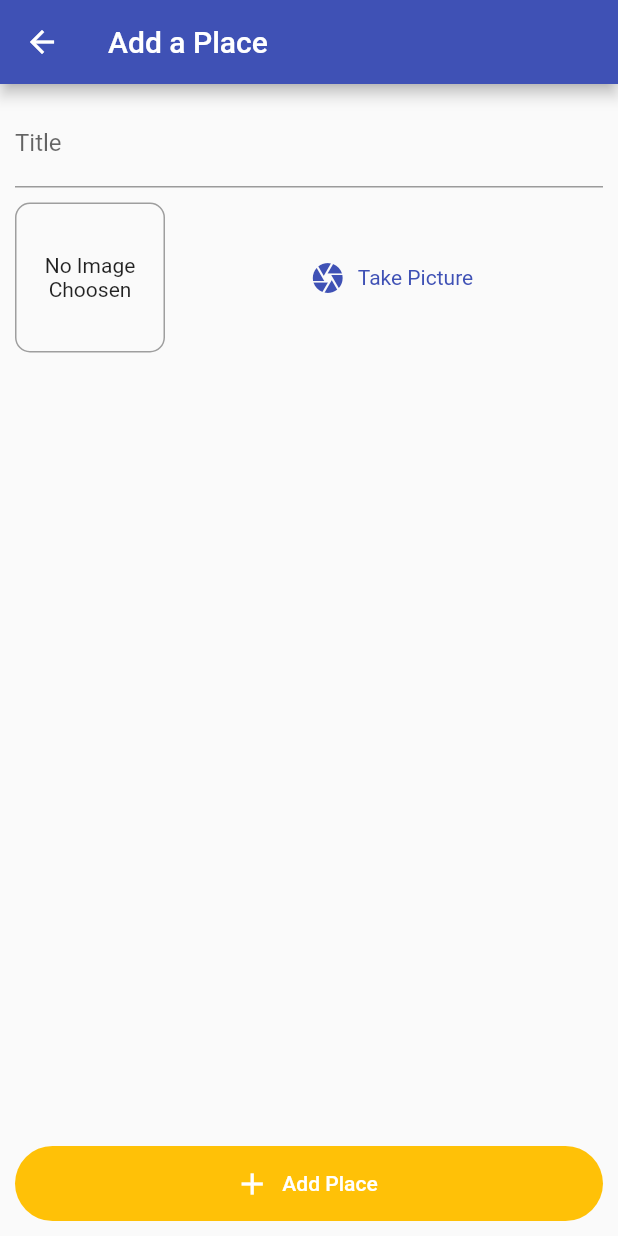
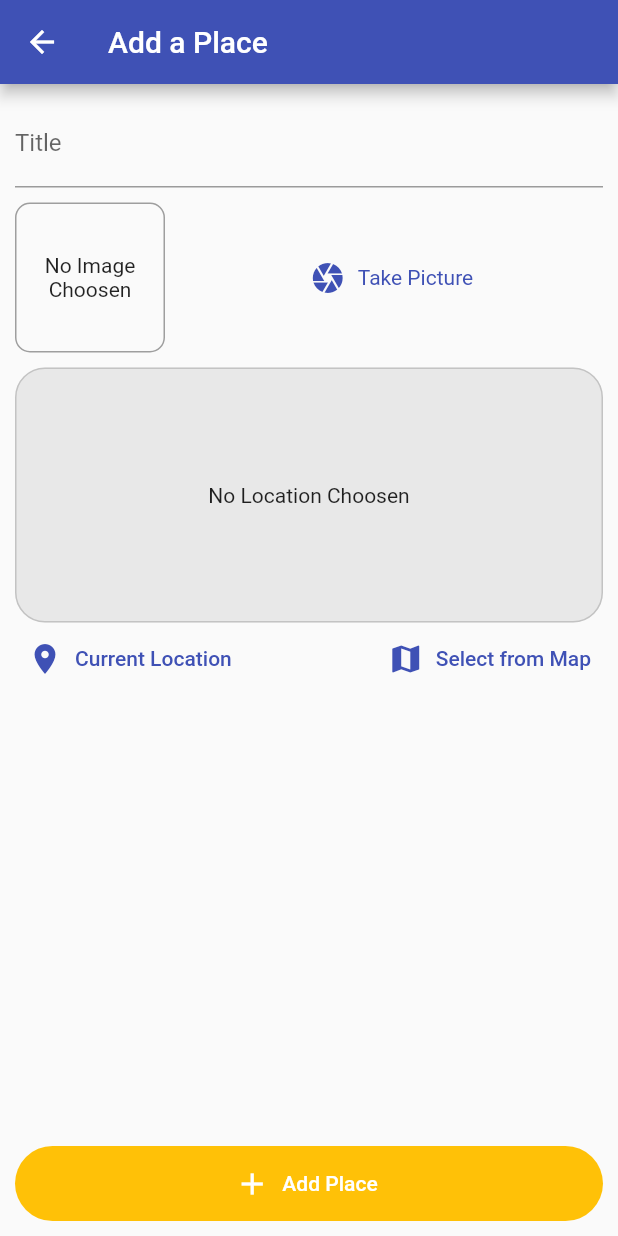
Before and after one commit to bkabhilash0/flutter_locations, a Flutter app: the screen it shows after launch, after a tap on the "add" icon, on a phone screen of 412 x 824 dp. Run offline on Flutter 3.47's test engine with Material 2 defaults, Android fonts, the phone set to English and light mode, and no system bars; our stand-ins replace google_maps_flutter, image_picker, location, sqflite; accounts and stored records are empty.

Commit message:
Added Google Map SDK

```diff
--- /dev/null
+++ b/lib/helpers/db_helper.dart
@@ -0,0 +1,24 @@
+import "package:sqflite/sqflite.dart" as sql;
+import "package:path/path.dart" as path;
+
+class DBHelper {
+  static Future<sql.Database> database() async {
+    final dbPath = await sql.getDatabasesPath();
+    return await sql.openDatabase(path.join(dbPath, 'places.db'),
+        onCreate: (db, version) {
+      return db.execute(
+          "CREATE TABLE user_places(id TEXT PRIMARY KEY,title TEXT,image TEXT)");
+    }, version: 1);
+  }
+
+  static Future<void> insert(String table, Map<String, Object> data) async {
+    final sqlDb = await DBHelper.database();
+    await sqlDb.insert(table, data,
+        conflictAlgorithm: sql.ConflictAlgorithm.replace);
+  }
+
+  static Future<List<Map<String, dynamic>>> getData(String table) async {
+    final sqlDb = await DBHelper.database();
+    return sqlDb.query(table);
+  }
+}
--- /dev/null
+++ b/lib/helpers/location_helper.dart
@@ -0,0 +1,19 @@
+import 'dart:convert';
+
+import "package:http/http.dart" as http;
+
+const GOOGLE_API_KEY = "AIzaSyDHE498wy9XNDr2zHh-ZMj2phtumbhH5fA";
+
+class LocationHelper {
+  static String generateLocationPreviewImage(
+      {required double latitude, required double longitude}) {
+    return "https://maps.googleapis.com/maps/api/staticmap?center=$latitude,$longitude&zoom=13&size=600x300&maptype=roadmap&markers=color:red%7Clabel:C%7C$latitude,$longitude&key=$GOOGLE_API_KEY";
+  }
+
+  static Future<String> getPlaceAddress(double lat, double lng) async {
+    final url = Uri.parse(
+        "https://maps.googleapis.com/maps/api/geocode/json?latlng=$lat,$lng&amp;key=$GOOGLE_API_KEY");
+    final response = await http.get(url);
+    return json.decode(response.body)['results'][0]["formatted_address"];
+  }
+}
--- a/lib/models/place.dart
+++ b/lib/models/place.dart
@@ -5,7 +5,7 @@ class PlaceLocation {
   final double longitude;
   final String? address;
 
-  PlaceLocation(
+  const PlaceLocation(
       {required this.latitude, required this.longitude, this.address});
 }
 
--- a/lib/providers/great_places.dart
+++ b/lib/providers/great_places.dart
@@ -1,13 +1,25 @@
 import 'dart:io';
-
 import 'package:flutter/material.dart';
 import 'package:native_features/models/place.dart';
+import "../helpers/db_helper.dart";
 
 class GreatPlaces with ChangeNotifier {
   List<Place> _items = [];
 
   List<Place> get items {
     return [..._items];
+  }
+
+  Future<void> fetchAndSetPlaces() async {
+    final dataList = await DBHelper.getData("user_places");
+    _items = dataList
+        .map((item) => Place(
+            id: item["id"],
+            title: item["title"],
+            location: null,
+            image: File(item["image"])))
+        .toList();
+    notifyListeners();
   }
 
   void addPlace(String title, File image) {
@@ -18,5 +30,10 @@ class GreatPlaces with ChangeNotifier {
         image: image);
     _items.add(newPlace);
     notifyListeners();
+    DBHelper.insert("user_places", {
+      'id': newPlace.id,
+      'title': newPlace.title,
+      'image': newPlace.image.path
+    });
   }
 }
--- a/lib/screens/add_place_screen.dart
+++ b/lib/screens/add_place_screen.dart
@@ -3,6 +3,7 @@ import 'dart:io';
 import 'package:flutter/material.dart';
 import 'package:native_features/providers/great_places.dart';
 import 'package:native_features/widgets/image_input.dart';
+import 'package:native_features/widgets/location_input.dart';
 import 'package:provider/provider.dart';
 
 class AddPlaceScreen extends StatefulWidget {
@@ -51,7 +52,9 @@ class _AddPlaceScreenState extends State<AddPlaceScreen> {
                   const SizedBox(height: 10.0),
                   ImageInput(
                     onSelectImage: _selectImage,
-                  )
+                  ),
+                  const SizedBox(height: 10.0),
+                  const LocationInput()
                 ],
               ),
             )),
--- a/lib/screens/places_list_screen.dart
+++ b/lib/screens/places_list_screen.dart
@@ -19,7 +19,15 @@ class PlacesListScreen extends StatelessWidget {
                 icon: const Icon(Icons.add))
           ],
         ),
-        body: Consumer<GreatPlaces>(
+        body: FutureBuilder(
+          future: Provider.of<GreatPlaces>(context, listen: false)
+              .fetchAndSetPlaces(),
+          builder: (ctx, snapshot) => snapshot.connectionState ==
+                  ConnectionState.waiting
+              ? const Center(
+                  child: CircularProgressIndicator(),
+                )
+              : Consumer<GreatPlaces>(
                   builder: (ctx, gplaces, ch) => gplaces.items.isEmpty
                       ? ch!
                       : ListView.builder(
@@ -28,7 +36,8 @@ class PlacesListScreen extends StatelessWidget {
                                 decoration: BoxDecoration(
                                     border: Border(
                                         bottom: BorderSide(
-                                    color: Colors.grey.withOpacity(0.3)))),
+                                            color:
+                                                Colors.grey.withOpacity(0.3)))),
                                 child: ListTile(
                                   contentPadding: const EdgeInsets.symmetric(
                                       vertical: 15, horizontal: 10),
@@ -44,6 +53,7 @@ class PlacesListScreen extends StatelessWidget {
                   child: const Center(
                     child: Text("No Places Found.. Add Some Places"),
                   ),
+                ),
         ));
   }
 }
--- /dev/null
+++ b/lib/widgets/location_input.dart
@@ -0,0 +1,91 @@
+import 'package:flutter/material.dart';
+import 'package:google_maps_flutter/google_maps_flutter.dart';
+import "package:location/location.dart";
+import 'package:native_features/screens/map_screen.dart';
+import "../helpers/location_helper.dart";
+
+class LocationInput extends StatefulWidget {
+  const LocationInput({Key? key}) : super(key: key);
+
+  @override
+  _LocationInputState createState() => _LocationInputState();
+}
+
+class _LocationInputState extends State<LocationInput> {
+  String? _previewImageUrl;
+
+  Future<void> _getCurrentUserLocation() async {
+    final locData = await Location().getLocation();
+    if (locData.latitude == null || locData.longitude == null) {
+      return;
+    }
+    final staticMapImageUrl = LocationHelper.generateLocationPreviewImage(
+        latitude: locData.latitude!, longitude: locData.longitude!);
+    setState(() {
+      _previewImageUrl = staticMapImageUrl;
+    });
+  }
+
+  Future<void> _selectOnMap() async {
+    final selectedLocation =
+        await Navigator.of(context).push<LatLng>(MaterialPageRoute(
+            fullscreenDialog: true,
+            builder: (_) => const MapScreen(
+                  isSelecting: true,
+                )));
+    if (selectedLocation == null) {
+      return;
+    }
+    final staticMapImageUrl = LocationHelper.generateLocationPreviewImage(
+        latitude: selectedLocation.latitude,
+        longitude: selectedLocation.longitude);
+    setState(() {
+      _previewImageUrl = staticMapImageUrl;
+    });
+  }
+
+  @override
+  Widget build(BuildContext context) {
+    return Column(
+      children: [
+        Container(
+          height: 170,
+          alignment: Alignment.center,
+          decoration: BoxDecoration(
+              color: Colors.grey.withOpacity(.2),
+              border: Border.all(color: Colors.grey.withOpacity(.5)),
+              borderRadius: BorderRadius.circular(20)),
+          width: double.infinity,
+          child: _previewImageUrl == null
+              ? const Text("No Location Choosen", textAlign: TextAlign.center)
+              : ClipRRect(
+                borderRadius: BorderRadius.circular(20),
+                child: Image.network(_previewImageUrl!,
+                    fit: BoxFit.cover, width: double.infinity),
+              ),
+        ),
+        Row(
+          mainAxisAlignment: MainAxisAlignment.spaceBetween,
+          children: [
+            TextButton.icon(
+              onPressed: _getCurrentUserLocation,
+              icon: const Icon(Icons.location_on),
+              label: Text(
+                "Current Location",
+                style: TextStyle(color: Theme.of(context).primaryColor),
+              ),
+            ),
+            TextButton.icon(
+              onPressed: _selectOnMap,
+              icon: const Icon(Icons.map),
+              label: Text(
+                "Select from Map",
+                style: TextStyle(color: Theme.of(context).primaryColor),
+              ),
+            )
+          ],
+        )
+      ],
+    );
+  }
+}
--- a/pubspec.yaml
+++ b/pubspec.yaml
@@ -30,10 +30,14 @@ dependencies:
   cupertino_icons: ^1.0.2
   flutter:
     sdk: flutter
+  google_maps_flutter: ^2.1.1
+  http: ^0.13.4
   image_picker: ^0.8.4+4
+  location: ^4.3.0
   path: ^1.8.0
   path_provider: ^2.0.8
   provider: ^6.0.2
+  sqflite: ^2.0.1
 
 dev_dependencies:
   flutter_lints: ^1.0.0
```
Also changed, not shown: lib/screens/map_screen.dart (added, +58 -0 lines), pubspec.lock, 2 other files. Lines whose indentation alone changed are shown as unchanged.
